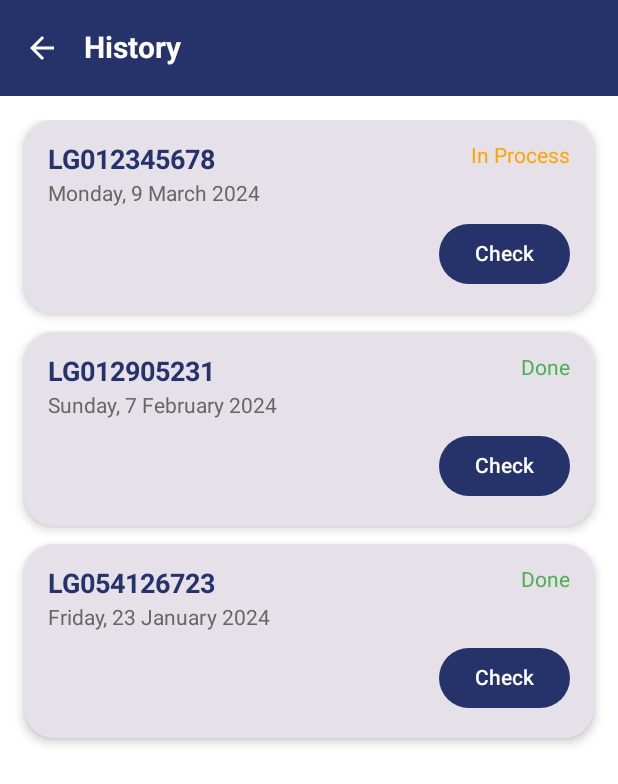
After one commit to frederiksamra/UAS-Pemrograman-Android, an Android app built with Jetpack Compose: the HistoryScreen screen opened through its navigation route, on a phone screen of 412 x 824 dp. The commit adds this screen. Shown: the top 784 px of the screen. Run offline under Robolectric (Android 15) with nearby library versions, the phone set to English and light mode, and no system bars.

Commit message:
history & history detail done

```diff
--- a/LaundryGo/app/src/main/java/com/android/laundrygo/navigation/AppNavigationGraph.kt
+++ b/LaundryGo/app/src/main/java/com/android/laundrygo/navigation/AppNavigationGraph.kt
@@ -23,6 +23,8 @@ import com.android.laundrygo.ui.screens.ShirtPantsScreen
 import com.android.laundrygo.ui.screens.ShoesScreen
 import com.android.laundrygo.ui.screens.SpecialTreatmentScreen
 import com.android.laundrygo.ui.screens.VoucherScreen
+import com.android.laundrygo.ui.screens.HistoryScreen
+import com.android.laundrygo.ui.screens.HistoryDetailScreen
 import androidx.navigation.NavGraph.Companion.findStartDestination
 import com.android.laundrygo.ui.screens.TopUpScreen
 import com.android.laundrygo.viewmodel.ProfileViewModel
@@ -87,7 +89,8 @@ fun AppNavigationGraph() {
                 onNavigateToCart = {navController.navigate(Screen.Cart.route)},
                 onNavigateToVoucher = { navController.navigate(Screen.Voucher.route) },
                 onNavigateToProfile = { navController.navigate(Screen.Profile.route) },
-                onNavigateToTopUp = { navController.navigate(Screen.TopUp.route) }
+                onNavigateToTopUp = { navController.navigate(Screen.TopUp.route) },
+                onNavigateToHistory = { navController.navigate(Screen.History.route) }
             )
         }
 
@@ -226,5 +229,26 @@ fun AppNavigationGraph() {
                 }
             )
         }
+        // Rute untuk HistoryScreen
+        composable(route = Screen.History.route) {
+            HistoryScreen(
+                onBack = { navController.navigateUp() },
+                onCheckClick = { orderId ->
+                    navController.navigate(Screen.HistoryDetail.createRoute(orderId))
+                }
+            )
+        }
+
+        composable(route = Screen.HistoryDetail.route) { backStackEntry ->
+
+        val orderId = backStackEntry.arguments?.getString("orderId") ?: ""
+            HistoryDetailScreen(
+                orderId = orderId,
+                onBack = { navController.navigateUp() }
+            )
+        }
+
+
+
     }
 }
--- a/LaundryGo/app/src/main/java/com/android/laundrygo/navigation/Screen.kt
+++ b/LaundryGo/app/src/main/java/com/android/laundrygo/navigation/Screen.kt
@@ -16,4 +16,9 @@ sealed class Screen(val route: String) {
     data object Voucher : Screen("voucher_screen")
     data object TopUp : Screen("top_up_screen")
     data object Profile : Screen("profile_screen")
+    data object History : Screen("history_screen")
+    object HistoryDetail : Screen("history_detail/{orderId}") {
+        fun createRoute(orderId: String) = "history_detail/$orderId"
+    }
+
 }
--- /dev/null
+++ b/LaundryGo/app/src/main/java/com/android/laundrygo/ui/screens/HistoryScreen.kt
@@ -0,0 +1,126 @@
+package com.android.laundrygo.ui.screens
+
+import androidx.compose.foundation.layout.*
+import androidx.compose.foundation.rememberScrollState
+import androidx.compose.foundation.verticalScroll
+import androidx.compose.material.icons.Icons
+import androidx.compose.material.icons.filled.ArrowBack
+import androidx.compose.material3.*
+import androidx.compose.runtime.Composable
+import androidx.compose.runtime.collectAsState
+import androidx.compose.runtime.getValue
+import androidx.compose.ui.Modifier
+import androidx.compose.ui.graphics.Color
+import androidx.compose.ui.text.font.FontWeight
+import androidx.compose.ui.unit.dp
+import androidx.compose.ui.unit.sp
+import androidx.lifecycle.viewmodel.compose.viewModel
+import com.android.laundrygo.viewmodel.HistoryViewModel
+
+@OptIn(ExperimentalMaterial3Api::class)
+@Composable
+fun HistoryScreen(
+    viewModel: HistoryViewModel = viewModel(),
+    onBack: () -> Unit,
+    onCheckClick: (String) -> Unit
+) {
+    val historyItems by viewModel.historyList.collectAsState()
+
+    Scaffold(
+        topBar = {
+            TopAppBar(
+                title = {
+                    Text(
+                        text = "History",
+                        fontSize = 20.sp,
+                        color = Color.White
+                    )
+                },
+                navigationIcon = {
+                    IconButton(onClick = onBack) {
+                        Icon(
+                            imageVector = Icons.Filled.ArrowBack,
+                            contentDescription = "Back",
+                            tint = Color.White
+                        )
+                    }
+                },
+                colors = TopAppBarDefaults.topAppBarColors(
+                    containerColor = Color(0xFF26326A)
+                )
+            )
+        }
+    ) { padding ->
+        Column(
+            modifier = Modifier
+                .fillMaxSize()
+                .padding(padding)
+                .padding(16.dp)
+                .verticalScroll(rememberScrollState())
+        ) {
+            historyItems.forEach { item ->
+                HistoryItem(
+                    orderId = item.orderId,
+                    status = item.status,
+                    statusColor = viewModel.getStatusColor(item.status),
+                    date = item.date,
+                    onCheckClick = onCheckClick
+                )
+            }
+        }
+    }
+}
+
+@Composable
+fun HistoryItem(
+    orderId: String,
+    status: String,
+    statusColor: Color,
+    date: String,
+    onCheckClick: (String) -> Unit
+) {
+    Card(
+        modifier = Modifier
+            .fillMaxWidth()
+            .padding(bottom = 12.dp),
+        shape = MaterialTheme.shapes.large,
+        elevation = CardDefaults.cardElevation(4.dp)
+    ) {
+        Column(modifier = Modifier.padding(16.dp)) {
+            Row(
+                modifier = Modifier.fillMaxWidth(),
+                horizontalArrangement = Arrangement.SpaceBetween
+            ) {
+                Text(
+                    text = orderId,
+                    fontWeight = FontWeight.Bold,
+                    fontSize = 18.sp,
+                    color = Color(0xFF26326A)
+                )
+                Text(
+                    text = status,
+                    fontSize = 14.sp,
+                    color = statusColor
+                )
+            }
+            Spacer(modifier = Modifier.height(4.dp))
+            Text(
+                text = date,
+                fontSize = 14.sp,
+                color = Color(0xFF666666)
+            )
+            Spacer(modifier = Modifier.height(8.dp))
+            Row(
+                modifier = Modifier.fillMaxWidth(),
+                horizontalArrangement = Arrangement.End
+            ) {
+                Button(
+                    onClick = { onCheckClick(orderId) },
+                    colors = ButtonDefaults.buttonColors(containerColor = Color(0xFF26326A))
+                ) {
+                    Text(text = "Check", color = Color.White)
+                }
+            }
+        }
+    }
+}
--- /dev/null
+++ b/LaundryGo/app/src/main/java/com/android/laundrygo/viewmodel/HistoryViewModel.kt
@@ -0,0 +1,43 @@
+package com.android.laundrygo.viewmodel
+
+import androidx.lifecycle.ViewModel
+import androidx.lifecycle.viewModelScope
+import kotlinx.coroutines.flow.MutableStateFlow
+import kotlinx.coroutines.flow.StateFlow
+import kotlinx.coroutines.launch
+
+data class HistoryItem(
+    val orderId: String,
+    val status: String,
+    val date: String
+)
+
+class HistoryViewModel : ViewModel() {
+
+    private val _historyList = MutableStateFlow<List<HistoryItem>>(emptyList())
+    val historyList: StateFlow<List<HistoryItem>> = _historyList
+
+    init {
+        loadHistory()
+    }
+
+    private fun loadHistory() {
+        // Ganti dengan pemanggilan dari Firestore jika sudah terhubung
+        viewModelScope.launch {
+            val dummyData = listOf(
+                HistoryItem("LG012345678", "In Process", "Monday, 9 March 2024"),
+                HistoryItem("LG012905231", "Done", "Sunday, 7 February 2024"),
+                HistoryItem("LG054126723", "Done", "Friday, 23 January 2024")
+            )
+            _historyList.value = dummyData
+        }
+    }
+
+    fun getStatusColor(status: String): androidx.compose.ui.graphics.Color {
+        return when (status) {
+            "Done" -> androidx.compose.ui.graphics.Color(0xFF4CAF50)
+            "In Process" -> androidx.compose.ui.graphics.Color(0xFFFFA500)
+            else -> androidx.compose.ui.graphics.Color.Gray
+        }
+    }
+}
```
Also changed, not shown: LaundryGo/app/src/main/java/com/android/laundrygo/ui/screens/DashboardScreen.kt (+11 -5 lines), LaundryGo/app/src/main/java/com/android/laundrygo/ui/screens/HistoryDetailScreen.kt (added, +153 -0 lines), LaundryGo/app/src/main/java/com/android/laundrygo/viewmodel/HistoryDetailViewModel.kt (added, +36 -0 lines), 1 other file.
